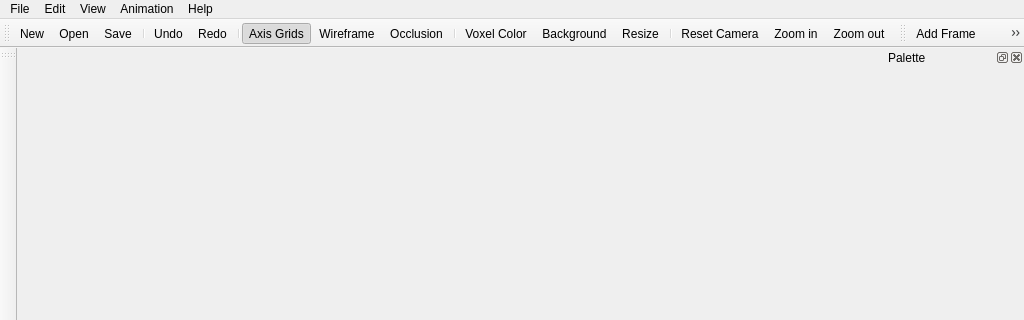
The window that src/mainwindow.ui (LRiecken/zoxel) describes before a commit, drawn with Qt 5; both pictures show x 0 to 1024 and y 0 to 320 of the 1024 by 679 pixel window.
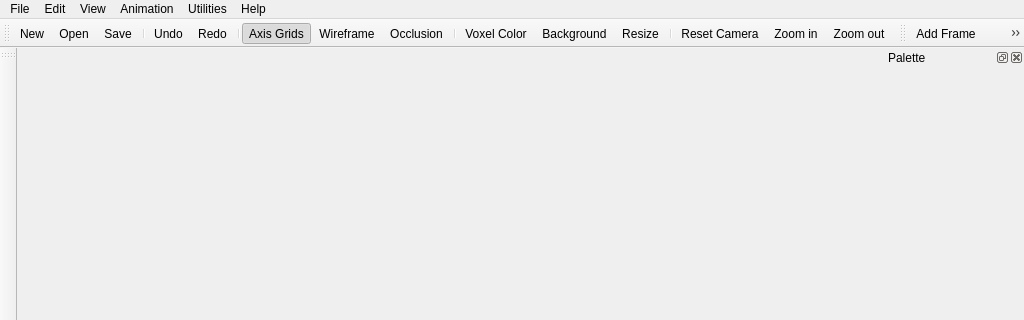
The same window after the commit. Icons and pictures are not drawn.

Commit message: animation clean up + add copy selection to frame command

```diff
--- a/src/mainwindow.ui
+++ b/src/mainwindow.ui
@@ -35,7 +35,7 @@
      <x>0</x>
      <y>0</y>
      <width>1024</width>
-     <height>24</height>
+     <height>25</height>
     </rect>
    </property>
    <widget class="QMenu" name="menu_file">
@@ -117,10 +117,17 @@
     <addaction name="separator"/>
     <addaction name="action_anim_delete"/>
    </widget>
+   <widget class="QMenu" name="menuUtilities">
+    <property name="title">
+     <string>Utilities</string>
+    </property>
+    <addaction name="action_copy_selection_to_frame"/>
+   </widget>
    <addaction name="menu_file"/>
    <addaction name="menuEdit"/>
    <addaction name="menuView"/>
    <addaction name="menuAnimation"/>
+   <addaction name="menuUtilities"/>
    <addaction name="menu_help"/>
   </widget>
   <widget class="QStatusBar" name="statusbar"/>
```
Left out of the diff: 5 changed lines with no effect on the pictures. The commit also changes 2 other files.
